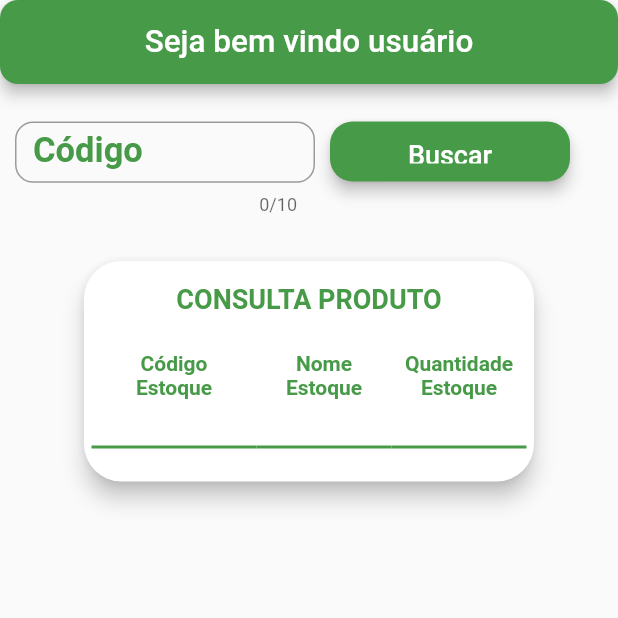
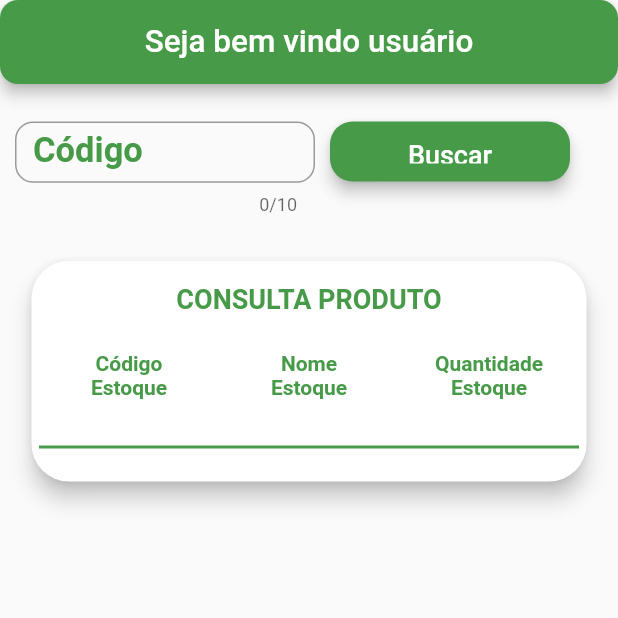
Before and after one commit to maylon67/VerificacaoEstoqueOnline, a Flutter app: the CodigoEstoque screen opened directly, after a tap on "Buscar", on a phone screen of 412 x 824 dp, the top half of it. Run offline on Flutter 3.47's test engine with Material 2 defaults, Android fonts, the phone set to English and light mode, and no system bars; our stand-ins replace flutter_typeahead.

Commit message:
largura da tabela

```diff
--- a/lib/estoque_card.dart
+++ b/lib/estoque_card.dart
@@ -32,9 +32,9 @@
               scrollDirection: Axis.horizontal,
               child: Table(
                 columnWidths: const <int, TableColumnWidth>{
-                  0: FixedColumnWidth(110),
-                  1: FixedColumnWidth(90),
-                  2: FixedColumnWidth(90),
+                  0: FixedColumnWidth(120),
+                  1: FixedColumnWidth(120),
+                  2: FixedColumnWidth(120),
                 },
                   children: [
                     createHeadLine(
```
